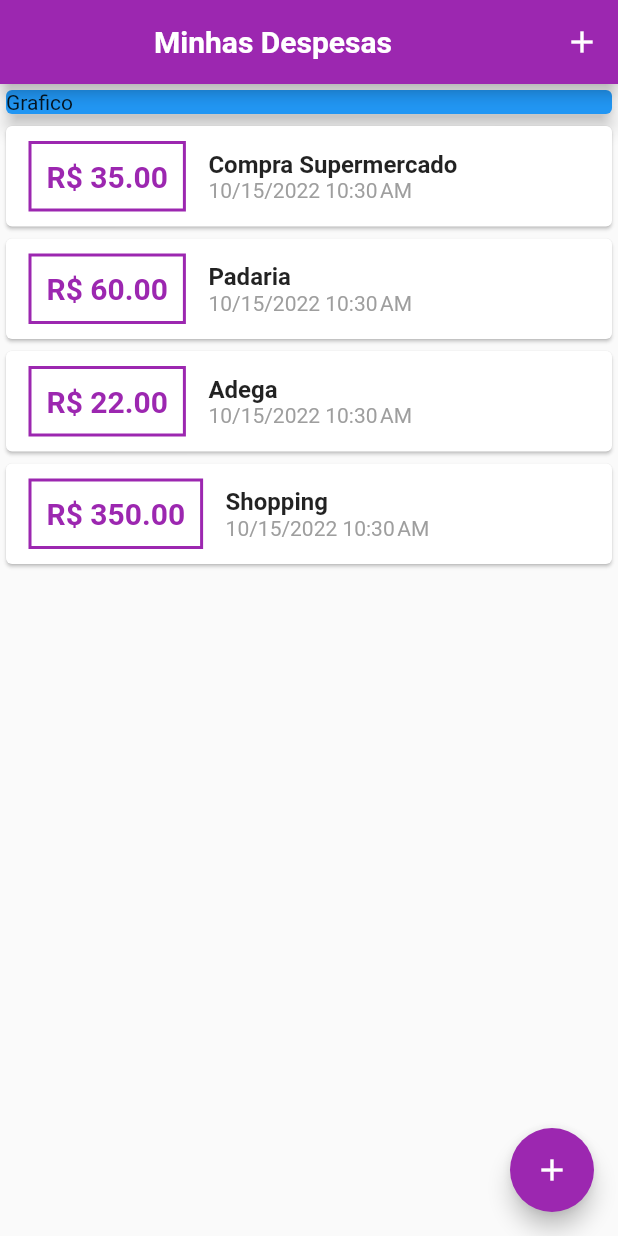
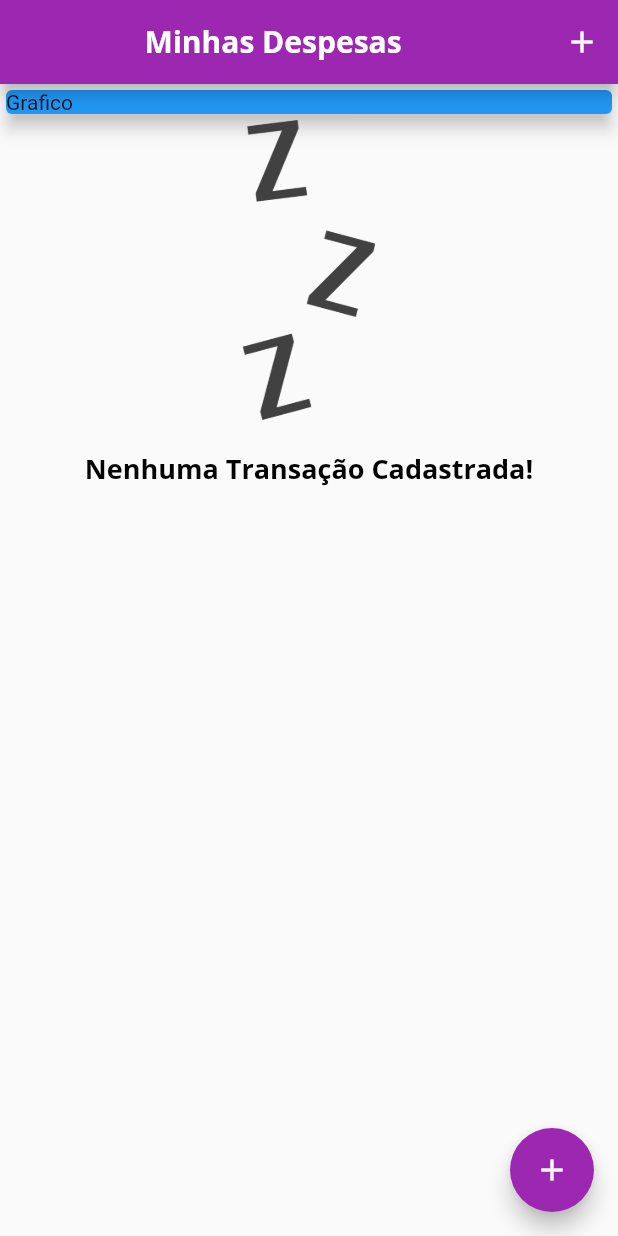
Before and after one commit to Shouko361/DespesasApp, a Flutter app: the screen it shows after launch, on a phone screen of 412 x 824 dp. Run offline on Flutter 3.47's test engine with Material 2 defaults, Android fonts, the phone set to English and light mode, and no system bars.

Commit message:
Assets adicionados com fonts e imagem, verificação de lista vazia adicionada

```diff
--- a/lib/components/transaction_list.dart
+++ b/lib/components/transaction_list.dart
@@ -11,7 +11,26 @@ class TransactionList extends StatelessWidget {
   Widget build(BuildContext context) {
     return Container(
       height: 500,
-      child: ListView.builder(
+      child: transactions.isEmpty
+          ? Column(
+              children: [
+                SizedBox(
+                  height: 200,
+                  child: Image.asset(
+                    'assets/images/waiting.png',
+                    fit: BoxFit.cover,
+                  ),
+                ),
+                const SizedBox(
+                  height: 20,
+                ),
+                Text(
+                  'Nenhuma Transação Cadastrada!',
+                  style: Theme.of(context).textTheme.headline6,
+                ),
+              ],
+            )
+          : ListView.builder(
               itemCount: transactions.length,
               itemBuilder: (ctx, index) {
                 final tr = transactions[index];
--- a/lib/main.dart
+++ b/lib/main.dart
@@ -51,32 +51,7 @@ class MyHomePage extends StatefulWidget {
 }
 
 class _MyHomePageState extends State<MyHomePage> {
-  final _transaction = [
-    Transaction(
-      id: 't1',
-      title: 'Compra Supermercado',
-      value: 35.0,
-      date: DateTime.now(),
-    ),
-    Transaction(
-      id: 't2',
-      title: 'Padaria',
-      value: 60.0,
-      date: DateTime.now(),
-    ),
-    Transaction(
-      id: 't3',
-      title: 'Adega',
-      value: 22.0,
-      date: DateTime.now(),
-    ),
-    Transaction(
-      id: 't4',
-      title: 'Shopping',
-      value: 350.0,
-      date: DateTime.now(),
-    ),
-  ];
+  final List<Transaction> _transaction = [];
 
   _addTransaction(String title, double value) {
     final newTransaction = Transaction(
```
Also changed, not shown: pubspec.yaml (+14 -17 lines), assets/fonts/OpenSans-Bold.ttf (added), assets/fonts/OpenSans-Regular.ttf (added), assets/fonts/Quicksand-Bold.ttf (added), assets/fonts/Quicksand-Light.ttf (added), assets/fonts/Quicksand-Medium.ttf (added), assets/fonts/Quicksand-Regular.ttf (added), assets/images/waiting.png (added). Lines whose indentation alone changed are shown as unchanged.
